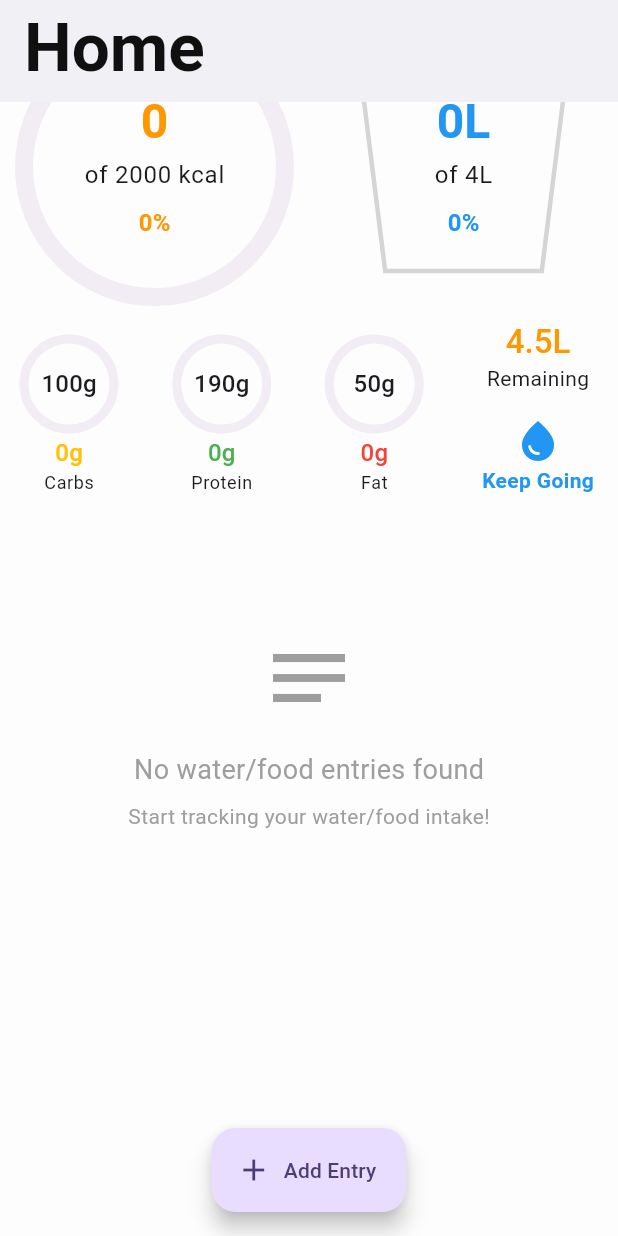
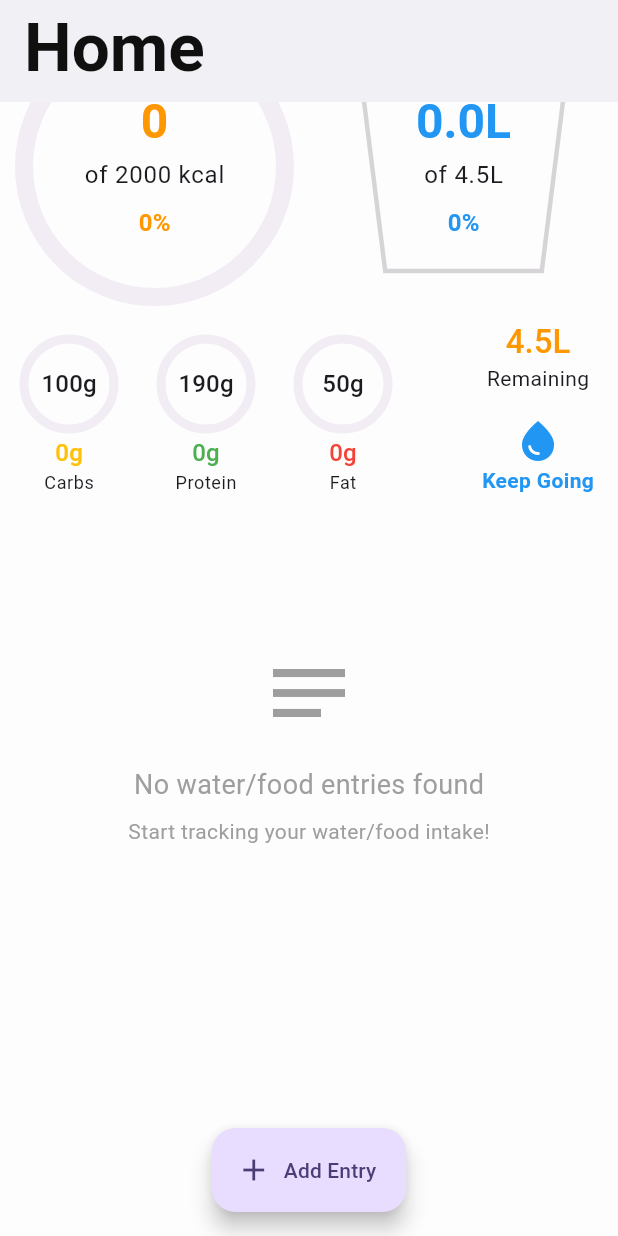
Before and after one commit to PedroSchwarz/tea_challenge, a Flutter app: the screen it shows after launch, scrolled down 180 dp, on a phone screen of 412 x 824 dp. Run offline on Flutter 3.47's test engine with Material 3 defaults, Android fonts, the phone set to English and light mode, and no system bars; our stand-ins replace drift, drift_flutter, flutter_animate, flutter_secure_storage, freezed_annotation, gap and 5 more; accounts and stored records are empty; generated files the repository leaves out were written again; statements that could not run were skipped.

Commit message:
Added support for landscape mode and fixes

```diff
--- a/lib/app/theming/app_spacing.dart
+++ b/lib/app/theming/app_spacing.dart
@@ -23,4 +23,7 @@ class AppSpacing {
 
   /// Triple extra large spacing (64px) - Used for screen-level spacing
   static const double xxxl = 64.0;
+
+  /// Max width for landscape mode
+  static const double maxWidthLandscape = 500.0;
 }
--- a/lib/features/entries/ui/views/components/entry_item.dart
+++ b/lib/features/entries/ui/views/components/entry_item.dart
@@ -40,11 +40,33 @@ class EntryItem extends StatelessWidget {
           }, color: Colors.white),
         ),
         title: Text(entry.displayName),
-        subtitle: Text(switch (entry) {
-          WaterEntry() => 'Water',
-          FoodEntry() => 'Food',
-          _ => 'Unknown',
-        }),
+        subtitle: Wrap(
+          spacing: AppSpacing.sm,
+          runSpacing: AppSpacing.sm,
+          crossAxisAlignment: WrapCrossAlignment.center,
+          children: [
+            Text(switch (entry) {
+              WaterEntry() => 'Water',
+              FoodEntry() => 'Food',
+              _ => 'Unknown',
+            }),
+            if (entry is FoodEntry) ...[
+              const SizedBox(height: 12, child: VerticalDivider()),
+              Text(
+                '${(entry as FoodEntry).foodRecord.carbs.toInt()}g C',
+                style: const TextStyle().copyWith(color: Colors.amber, fontWeight: FontWeight.bold),
+              ),
+              Text(
+                '${(entry as FoodEntry).foodRecord.protein.toInt()}g P',
+                style: const TextStyle().copyWith(color: Colors.green, fontWeight: FontWeight.bold),
+              ),
+              Text(
+                '${(entry as FoodEntry).foodRecord.fat.toInt()}g F',
+                style: const TextStyle().copyWith(color: Colors.red, fontWeight: FontWeight.bold),
+              ),
+            ],
+          ],
+        ),
         trailing: entry.createdAt != null ? Text(entry.formattedCreatedAt, style: theme.textTheme.bodySmall) : null,
         onTap: onTap,
       ),
--- a/lib/features/home/home.dart
+++ b/lib/features/home/home.dart
@@ -1,4 +1,2 @@
 export 'ui/view_models/home_view_model.dart';
 export 'ui/views/home_screen.dart';
-export 'ui/views/components/main_progress_ring.dart';
-export 'ui/views/components/water_cup_progress.dart';
--- a/lib/features/home/ui/view_models/home_view_model.dart
+++ b/lib/features/home/ui/view_models/home_view_model.dart
@@ -4,13 +4,11 @@ import 'package:flutter/foundation.dart';
 import 'package:logging/logging.dart';
 import 'package:tea_challenge/features/entries/data/models/entry.dart';
 import 'package:tea_challenge/features/entries/data/models/food_progress.dart';
-import 'package:tea_challenge/features/entries/data/models/food_progress.dart';
 import 'package:tea_challenge/features/entries/data/models/food_record.dart';
 import 'package:tea_challenge/features/entries/data/models/water_progress.dart';
 import 'package:tea_challenge/features/entries/data/models/water_record.dart';
 import 'package:tea_challenge/features/entries/data/repositories/food_record_repository.dart';
 import 'package:tea_challenge/features/entries/data/repositories/water_record_repository.dart';
-import 'package:tea_challenge/features/entries/ui/view_models/entry_type.dart';
 import 'package:tea_challenge/features/home/ui/view_models/home_filter_type.dart';
 import 'package:tea_challenge/features/user/user.dart';
 
--- /dev/null
+++ b/lib/features/home/ui/views/components/entry_type_segment.dart
@@ -0,0 +1,31 @@
+import 'package:flutter/material.dart';
+import 'package:tea_challenge/app/theming/app_spacing.dart';
+import 'package:tea_challenge/features/home/ui/view_models/home_filter_type.dart';
+
+class EntryTypeSegment extends StatelessWidget {
+  const EntryTypeSegment({super.key, required this.selectedSegment, required this.onSelected});
+
+  final HomeFilterType selectedSegment;
+  final ValueChanged<HomeFilterType> onSelected;
+
+  @override
+  Widget build(BuildContext context) {
+    final theme = Theme.of(context);
+
+    return Container(
+      color: theme.scaffoldBackgroundColor,
+      padding: const EdgeInsets.all(AppSpacing.md),
+      child: SegmentedButton<HomeFilterType>(
+        segments: const [
+          ButtonSegment(value: HomeFilterType.all, label: Text('All')),
+          ButtonSegment(value: HomeFilterType.food, label: Text('Food')),
+          ButtonSegment(value: HomeFilterType.water, label: Text('Water')),
+        ],
+        selected: {selectedSegment},
+        onSelectionChanged: (value) {
+          onSelected(value.first);
+        },
+      ),
+    );
+  }
+}
--- /dev/null
+++ b/lib/features/home/ui/views/components/goal_details_section.dart
@@ -0,0 +1,80 @@
+import 'package:flutter/material.dart';
+import 'package:gap/gap.dart';
+import 'package:tea_challenge/app/theming/app_spacing.dart';
+import 'package:tea_challenge/features/entries/data/models/food_progress.dart';
+import 'package:tea_challenge/features/entries/data/models/water_progress.dart';
+import 'package:tea_challenge/features/home/ui/views/components/secondary_progress_ring.dart';
+
+class GoalDetailsSection extends StatelessWidget {
+  const GoalDetailsSection({super.key, required this.foodProgress, required this.waterProgress});
+
+  final FoodProgress foodProgress;
+  final WaterProgress waterProgress;
+
+  @override
+  Widget build(BuildContext context) {
+    final theme = Theme.of(context);
+
+    return Wrap(
+      spacing: AppSpacing.lg,
+      runSpacing: AppSpacing.md,
+      alignment: WrapAlignment.spaceBetween,
+      crossAxisAlignment: WrapCrossAlignment.end,
+      children: [
+        // Carbs
+        SecondaryProgressRing(
+          progressPercentage: foodProgress.carbsProgressPercentage,
+          totalLabel: '${foodProgress.totalCarbs.toInt()}g',
+          goalLabel: '${foodProgress.carbsGoal.toInt()}g',
+          description: 'Carbs',
+          color: Colors.amber,
+        ),
+        // Protein
+        SecondaryProgressRing(
+          progressPercentage: foodProgress.proteinProgressPercentage,
+          totalLabel: '${foodProgress.totalProtein.toInt()}g',
+          goalLabel: '${foodProgress.proteinGoal.toInt()}g',
+          description: 'Protein',
+          color: Colors.green,
+        ),
+        // Fat
+        SecondaryProgressRing(
+          progressPercentage: foodProgress.fatProgressPercentage,
+          totalLabel: '${foodProgress.totalFat.toInt()}g',
+          goalLabel: '${foodProgress.fatGoal.toInt()}g',
+          description: 'Fat',
+          color: Colors.red,
+        ),
+        const Gap(AppSpacing.xxxl),
+        // Water Progress Details
+        Column(
+          spacing: AppSpacing.md,
+          children: [
+            Column(
+              children: [
+                Text('${waterProgress.remainingInLiters.toStringAsFixed(1)}L', style: theme.textTheme.titleLarge?.copyWith(color: Colors.orange)),
+                Text('Remaining', style: theme.textTheme.bodyMedium),
+              ],
+            ),
+            Column(
+              children: [
+                Icon(
+                  waterProgress.isGoalReached ? Icons.check_circle : Icons.water_drop,
+                  color: waterProgress.isGoalReached ? Colors.green : Colors.blue,
+                  size: 32,
+                ),
+                Text(
+                  waterProgress.isGoalReached ? 'Goal Reached!' : 'Keep Going',
+                  style: theme.textTheme.bodyMedium?.copyWith(
+                    color: waterProgress.isGoalReached ? Colors.green : Colors.blue,
+                    fontWeight: FontWeight.w600,
+                  ),
+                ),
+              ],
+            ),
+          ],
+        ),
+      ],
+    );
+  }
+}
--- a/lib/features/home/ui/views/components/water_cup_progress.dart
+++ b/lib/features/home/ui/views/components/water_cup_progress.dart
@@ -281,7 +281,7 @@ class _WaterPainter extends CustomPainter {
     final gradient = LinearGradient(
       begin: Alignment.topCenter,
       end: Alignment.bottomCenter,
-      colors: [waterColor.withOpacity(0.8), waterColor, waterColor.withOpacity(0.9)],
+      colors: [waterColor.withValues(alpha: 0.8), waterColor, waterColor.withValues(alpha: 0.9)],
       stops: const [0.0, 0.5, 1.0],
     );
 
@@ -293,7 +293,7 @@ class _WaterPainter extends CustomPainter {
     // Add some highlights for realism
     final highlightPaint =
         Paint()
-          ..color = Colors.white.withOpacity(0.3)
+          ..color = Colors.white.withValues(alpha: 0.3)
           ..style = PaintingStyle.fill;
 
     // Top highlight
--- a/lib/features/home/ui/views/home_screen.dart
+++ b/lib/features/home/ui/views/home_screen.dart
@@ -9,12 +9,12 @@ import 'package:tea_challenge/features/entries/data/models/entry.dart';
 import 'package:tea_challenge/features/entries/data/models/water_progress.dart';
 import 'package:tea_challenge/features/entries/entries.dart';
 import 'package:tea_challenge/features/entries/ui/view_models/entry_type.dart';
-import 'package:tea_challenge/features/home/ui/view_models/home_filter_type.dart';
 import 'package:tea_challenge/features/home/ui/view_models/home_view_model.dart';
 import 'package:tea_challenge/features/home/ui/views/components/empty_entries_content.dart';
 import 'package:tea_challenge/features/home/ui/views/components/entries_list_content.dart';
+import 'package:tea_challenge/features/home/ui/views/components/entry_type_segment.dart';
+import 'package:tea_challenge/features/home/ui/views/components/goal_details_section.dart';
 import 'package:tea_challenge/features/home/ui/views/components/main_progress_ring.dart';
-import 'package:tea_challenge/features/home/ui/views/components/secondary_progress_ring.dart';
 import 'package:tea_challenge/features/home/ui/views/components/water_cup_progress.dart';
 import 'package:tea_challenge/features/home/ui/views/dialogs/delete_entry_dialog.dart';
 import 'package:tea_challenge/features/user/data/models/user_data.dart';
@@ -90,11 +90,18 @@ class _HomeScreenState extends State<HomeScreen> {
                           padding: const EdgeInsets.symmetric(horizontal: AppSpacing.md),
                           child: LayoutBuilder(
                             builder: (context, constraints) {
-                              final ringSize = (constraints.maxWidth / 2) - AppSpacing.md;
+                              final isLandscape = constraints.maxWidth > AppSpacing.maxWidthLandscape;
+                              final maxWidth = isLandscape ? AppSpacing.maxWidthLandscape : constraints.maxWidth;
+                              final ringSize = (maxWidth / 2) - AppSpacing.md;
 
-                              return Wrap(
+                              return Column(
+                                crossAxisAlignment: CrossAxisAlignment.stretch,
+                                spacing: AppSpacing.md,
+                                children: [
+                                  Wrap(
                                     spacing: AppSpacing.md,
                                     runSpacing: AppSpacing.md,
+                                    crossAxisAlignment: WrapCrossAlignment.center,
                                     alignment: WrapAlignment.spaceBetween,
                                     children: [
                                       Selector<HomeViewModel, FoodProgress>(
@@ -115,107 +122,45 @@ class _HomeScreenState extends State<HomeScreen> {
                                         builder: (context, progress, child) {
                                           return WaterCupProgress(
                                             progressPercentage: progress.progressPercentage,
-                                        topLabel: '${progress.totalAmountInLiters.toInt()}L',
-                                        middleLabel: 'of ${progress.goalInLiters.toInt()}L',
+                                            topLabel: '${progress.totalAmountInLiters}L',
+                                            middleLabel: 'of ${progress.goalInLiters}L',
                                             bottomLabel: '${(progress.progressPercentage * 100).toInt()}%',
                                             color: Colors.blue,
                                             size: ringSize,
                                           );
                                         },
                                       ),
-                                ],
-                              );
-                            },
-                          ),
-                        ),
-                        const Gap(AppSpacing.md),
-                        // Macro details
-                        Padding(
-                          padding: const EdgeInsets.symmetric(horizontal: AppSpacing.md),
-                          child: Wrap(
-                            spacing: AppSpacing.md,
-                            runSpacing: AppSpacing.md,
-                            alignment: WrapAlignment.spaceBetween,
-                            crossAxisAlignment: WrapCrossAlignment.end,
-                            children: [
-                              // Carbs
+                                      if (isLandscape)
                                         Selector<HomeViewModel, FoodProgress>(
                                           selector: (context, viewModel) => viewModel.foodProgress,
-                                builder: (context, progress, child) {
-                                  return SecondaryProgressRing(
-                                    progressPercentage: progress.carbsProgressPercentage,
-                                    totalLabel: '${progress.totalCarbs.toInt()}g',
-                                    goalLabel: '${progress.carbsGoal.toInt()}g',
-                                    description: 'Carbs',
-                                    color: Colors.amber,
-                                  );
+                                          builder: (context, foodProgress, child) {
+                                            return Selector<HomeViewModel, WaterProgress>(
+                                              selector: (context, viewModel) => viewModel.waterProgress,
+                                              builder: (context, waterProgress, child) {
+                                                return GoalDetailsSection(foodProgress: foodProgress, waterProgress: waterProgress);
                                               },
-                              ),
-                              // Protein
-                              Selector<HomeViewModel, FoodProgress>(
-                                selector: (context, viewModel) => viewModel.foodProgress,
-                                builder: (context, progress, child) {
-                                  return SecondaryProgressRing(
-                                    progressPercentage: progress.proteinProgressPercentage,
-                                    totalLabel: '${progress.totalProtein.toInt()}g',
-                                    goalLabel: '${progress.proteinGoal.toInt()}g',
-                                    description: 'Protein',
-                                    color: Colors.green,
-                                  );
-                                },
-                              ),
-                              // Fat
-                              Selector<HomeViewModel, FoodProgress>(
-                                selector: (context, viewModel) => viewModel.foodProgress,
-                                builder: (context, progress, child) {
-                                  return SecondaryProgressRing(
-                                    progressPercentage: progress.fatProgressPercentage,
-                                    totalLabel: '${progress.totalFat.toInt()}g',
-                                    goalLabel: '${progress.fatGoal.toInt()}g',
-                                    description: 'Fat',
-                                    color: Colors.red,
-                                  );
-                                },
-                              ),
-                              // Water Progress Details
-                              Column(
-                                spacing: AppSpacing.md,
-                                children: [
-                                  Selector<HomeViewModel, double>(
-                                    selector: (context, viewModel) => viewModel.waterProgress.remainingInLiters,
-                                    builder: (context, remaining, child) {
-                                      return Column(
-                                        children: [
-                                          Text('${remaining.toStringAsFixed(1)}L', style: theme.textTheme.titleLarge?.copyWith(color: Colors.orange)),
-                                          Text('Remaining', style: theme.textTheme.bodyMedium),
-                                        ],
-                                      );
-                                    },
-                                  ),
-                                  Selector<HomeViewModel, bool>(
-                                    selector: (context, viewModel) => viewModel.waterProgress.isGoalReached,
-                                    builder: (context, isGoalReached, child) {
-                                      return Column(
-                                        children: [
-                                          Icon(
-                                            isGoalReached ? Icons.check_circle : Icons.water_drop,
-                                            color: isGoalReached ? Colors.green : Colors.blue,
-                                            size: 32,
-                                          ),
-                                          Text(
-                                            isGoalReached ? 'Goal Reached!' : 'Keep Going',
-                                            style: theme.textTheme.bodyMedium?.copyWith(
-                                              color: isGoalReached ? Colors.green : Colors.blue,
-                                              fontWeight: FontWeight.w600,
-                                            ),
-                                          ),
-                                        ],
                                             );
                                           },
                                         ),
                                     ],
                                   ),
+                                  if (!isLandscape) ...[
+                                    Selector<HomeViewModel, FoodProgress>(
+                                      selector: (context, viewModel) => viewModel.foodProgress,
+                                      builder: (context, foodProgress, child) {
+                                        return Selector<HomeViewModel, WaterProgress>(
+                                          selector: (context, viewModel) => viewModel.waterProgress,
+                                          builder: (context, waterProgress, child) {
+                                            return GoalDetailsSection(foodProgress: foodProgress, waterProgress: waterProgress);
+                                          },
+                                        );
+                                      },
+                                    ),
+                                    const Gap(AppSpacing.xs),
                                   ],
+                                ],
+                              );
+                            },
                           ),
                         ),
                       ],
@@ -225,21 +170,7 @@ class _HomeScreenState extends State<HomeScreen> {
                     builder: (context, viewModel, child) {
                       if (viewModel.foodRecords.isNotEmpty || viewModel.waterRecords.isNotEmpty) {
                         return PinnedHeaderSliver(
-                          child: Container(
-                            color: theme.scaffoldBackgroundColor,
-                            padding: const EdgeInsets.all(AppSpacing.md),
-                            child: SegmentedButton<HomeFilterType>(
-                              segments: const [
-                                ButtonSegment(value: HomeFilterType.all, label: Text('All')),
-                                ButtonSegment(value: HomeFilterType.food, label: Text('Food')),
-                                ButtonSegment(value: HomeFilterType.water, label: Text('Water')),
-                              ],
-                              selected: {viewModel.selectedSegment},
-                              onSelectionChanged: (value) {
-                                viewModel.setSelectedSegment(value.first);
-                              },
-                            ),
-                          ),
+                          child: EntryTypeSegment(selectedSegment: viewModel.selectedSegment, onSelected: viewModel.setSelectedSegment),
                         );
                       }
                       return const SliverToBoxAdapter(child: SizedBox.shrink());
```
Lines whose indentation alone changed are shown as unchanged.
